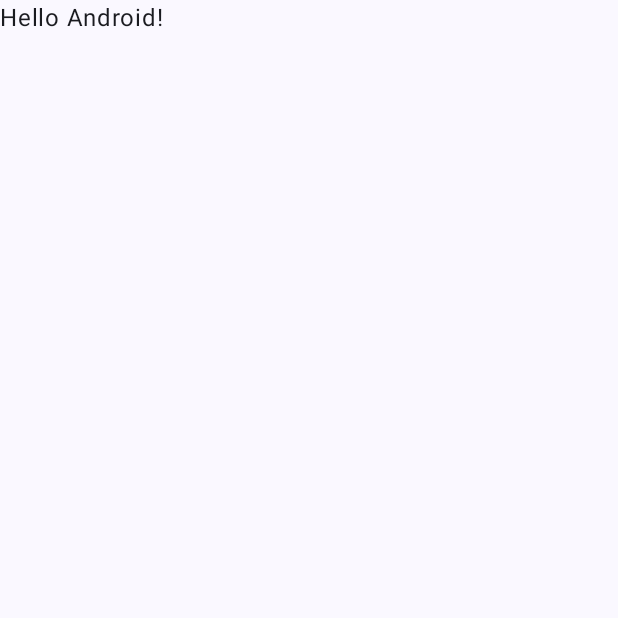
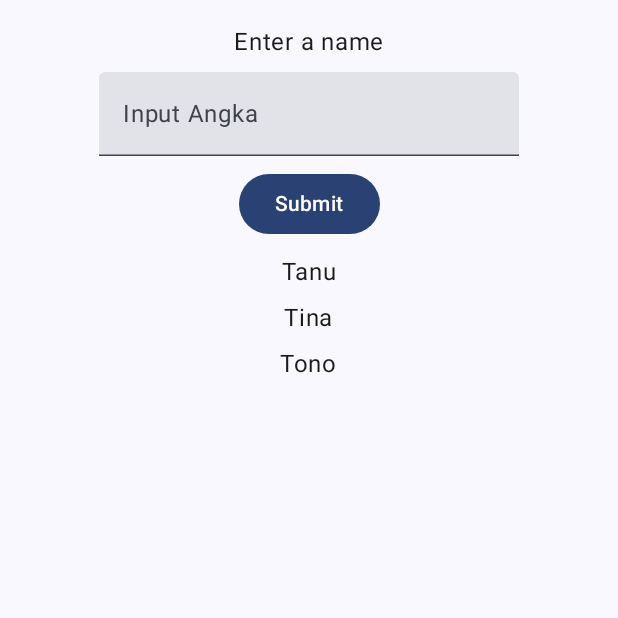
Before and after one commit to davidseptiano/LAB_WEEK_09, an Android app built with Jetpack Compose: the screen it shows after launch (MainActivity), on a phone screen of 412 x 824 dp, the top half of it. Before the commit the part shown is almost empty. Run offline under Robolectric (Android 15) with nearby library versions, the phone set to English and light mode, and no system bars.

Commit message:
Commit Message: “Commit No. 1  – Building Jetpack Compose UI”.

```diff
--- a/app/src/main/java/com/example/lab_week_09/MainActivity.kt
+++ b/app/src/main/java/com/example/lab_week_09/MainActivity.kt
@@ -3,46 +3,99 @@ package com.example.lab_week_09
 import android.os.Bundle
 import androidx.activity.ComponentActivity
 import androidx.activity.compose.setContent
-import androidx.activity.enableEdgeToEdge
+import androidx.compose.foundation.layout.Arrangement
+import androidx.compose.foundation.layout.Column
 import androidx.compose.foundation.layout.fillMaxSize
 import androidx.compose.foundation.layout.padding
-import androidx.compose.material3.Scaffold
+import androidx.compose.foundation.lazy.LazyColumn
+import androidx.compose.foundation.lazy.items
+import androidx.compose.foundation.text.KeyboardOptions
+import androidx.compose.material3.Button
+import androidx.compose.material3.MaterialTheme
+import androidx.compose.material3.Surface
 import androidx.compose.material3.Text
+import androidx.compose.material3.TextField
 import androidx.compose.runtime.Composable
+import androidx.compose.ui.Alignment
 import androidx.compose.ui.Modifier
+import androidx.compose.ui.res.stringResource
+import androidx.compose.ui.text.input.KeyboardType
 import androidx.compose.ui.tooling.preview.Preview
+import androidx.compose.ui.unit.dp
 import com.example.lab_week_09.ui.theme.LAB_WEEK_09Theme
-
 
 class MainActivity : ComponentActivity() {
     override fun onCreate(savedInstanceState: Bundle?) {
         super.onCreate(savedInstanceState)
-        enableEdgeToEdge()
         setContent {
             LAB_WEEK_09Theme {
-                Scaffold(modifier = Modifier.fillMaxSize()) { innerPadding ->
-                    Greeting(
-                        name = "Android",
-                        modifier = Modifier.padding(innerPadding)
-                    )
+                Surface(
+                    modifier = Modifier.fillMaxSize(),
+                    color = MaterialTheme.colorScheme.background
+                ) {
+                    val list = listOf("Tanu", "Tina", "Tono")
+                    // Panggil Home composable dengan data list
+                    Home(items = list)
                 }
             }
         }
     }
 }
 
+/**
+ * Composable utama yang menampilkan input field dan list data.
+ * @param items List string yang akan ditampilkan.
+ */
 @Composable
-fun Greeting(name: String, modifier: Modifier = Modifier) {
-    Text(
-        text = "Hello $name!",
-        modifier = modifier
-    )
+fun Home(items: List<String>) {
+    // LazyColumn lebih efisien untuk menampilkan list karena hanya merender
+    // item yang terlihat di layar, mirip seperti RecyclerView.
+    LazyColumn(
+        modifier = Modifier
+            .fillMaxSize()
+            .padding(16.dp),
+        horizontalAlignment = Alignment.CenterHorizontally,
+        verticalArrangement = Arrangement.spacedBy(12.dp) // Memberi jarak antar elemen
+    ) {
+        // Blok 'item' pertama untuk menampilkan header (input dan tombol)
+        item {
+            // Kita bungkus header dalam Column agar teratur secara vertikal
+            Column(
+                horizontalAlignment = Alignment.CenterHorizontally,
+                verticalArrangement = Arrangement.spacedBy(8.dp)
+            ) {
+                Text(text = stringResource(id = R.string.enter_item))
+
+                TextField(
+                    value = "", // Seharusnya dihubungkan dengan state
+                    onValueChange = { /* TODO: Handle state change */ },
+                    label = { Text("Input Angka") },
+                    keyboardOptions = KeyboardOptions(
+                        keyboardType = KeyboardType.Number
+                    )
+                )
+
+                Button(onClick = { /* TODO: Handle click */ }) {
+                    Text(text = stringResource(id = R.string.button_click))
+                }
+            }
+        }
+
+        // Blok 'items' untuk menampilkan list data dari parameter
+        items(items) { item ->
+            Text(text = item, style = MaterialTheme.typography.bodyLarge)
+        }
+    }
 }
 
-@Preview(showBackground = true)
+/**
+ * Fungsi Preview untuk menampilkan composable Home di Android Studio.
+ * Ini hanya untuk keperluan development dan tidak akan masuk ke dalam aplikasi final.
+ */
+@Preview(showBackground = true, name = "Home Preview")
 @Composable
-fun GreetingPreview() {
+fun PreviewHome() {
     LAB_WEEK_09Theme {
-        Greeting("Android")
+        Home(listOf("Tanu", "Tina", "Tono", "Tini", "Tutu"))
     }
 }
```
